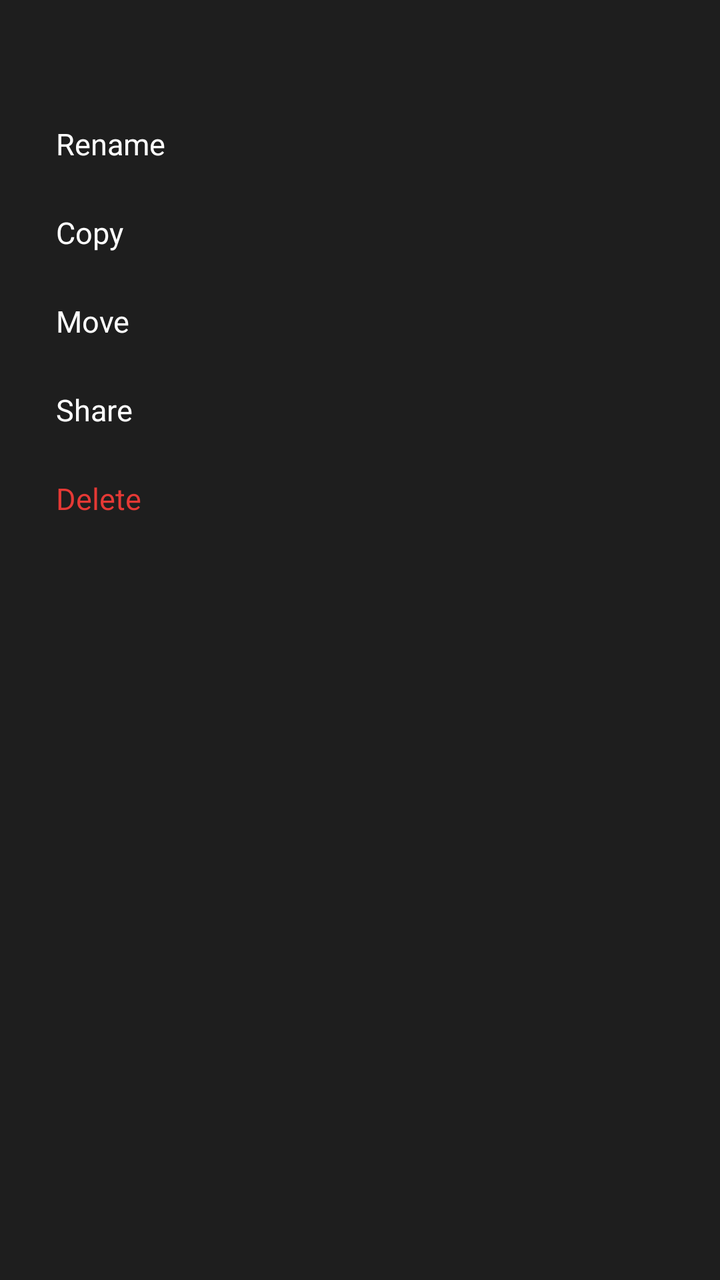
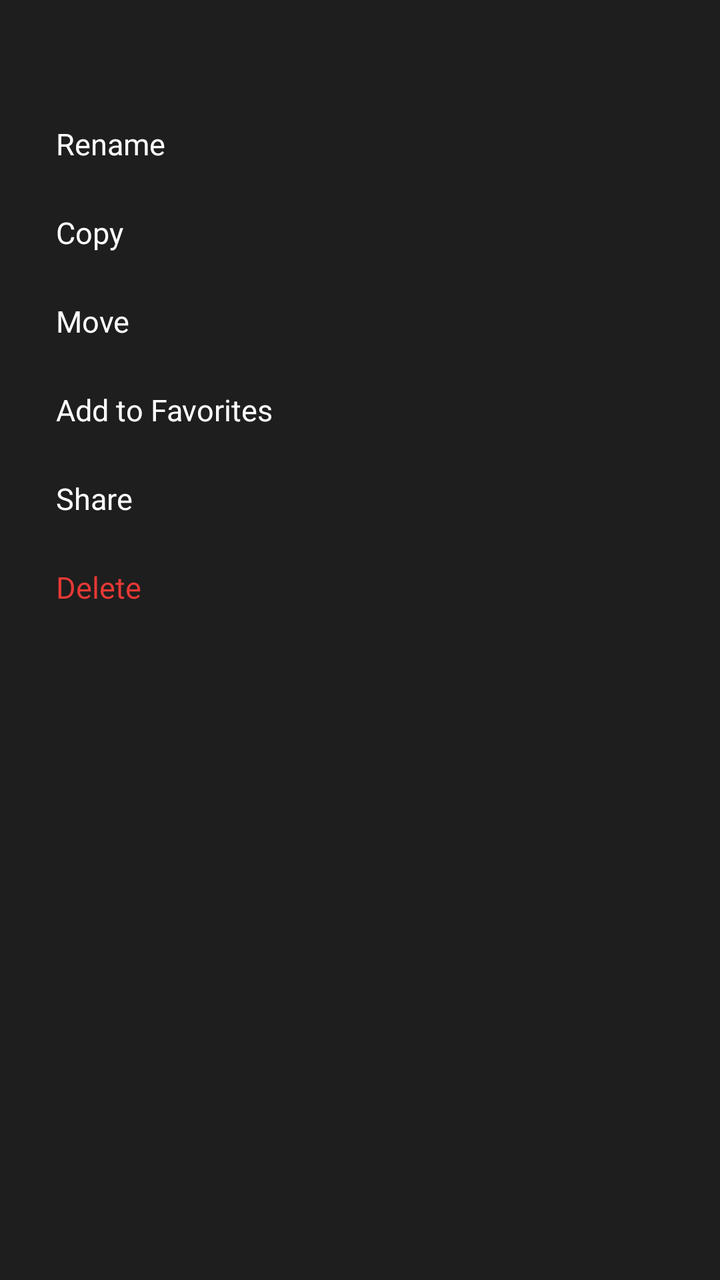

Before-and-after screenshots of an Android layout around one commit, followed by the original layout XML and the change that was made.
<!-- AndroidManifest.xml: application theme Theme.FileVault -->
<!-- res/layout/dialog_file_actions.xml -->
<?xml version="1.0" encoding="utf-8"?>
<LinearLayout xmlns:android="http://schemas.android.com/apk/res/android"
    android:layout_width="match_parent"
    android:layout_height="wrap_content"
    android:orientation="vertical"
    android:background="@color/card_dark"
    android:padding="16dp">

    <TextView
        android:id="@+id/actionFileName"
        android:layout_width="match_parent"
        android:layout_height="wrap_content"
        android:textColor="#FFFFFF"
        android:textSize="16sp"
        android:textStyle="bold"
        android:paddingBottom="12dp"
        android:maxLines="1"
        android:ellipsize="middle" />

    <TextView
        android:id="@+id/actionRename"
        android:layout_width="match_parent"
        android:layout_height="wrap_content"
        android:text="Rename"
        android:textColor="#FFFFFF"
        android:textSize="15sp"
        android:padding="12dp" />

    <TextView
        android:id="@+id/actionCopy"
        android:layout_width="match_parent"
        android:layout_height="wrap_content"
        android:text="Copy"
        android:textColor="#FFFFFF"
        android:textSize="15sp"
        android:padding="12dp" />

    <TextView
        android:id="@+id/actionMove"
        android:layout_width="match_parent"
        android:layout_height="wrap_content"
        android:text="Move"
        android:textColor="#FFFFFF"
        android:textSize="15sp"
        android:padding="12dp" />

    <TextView
        android:id="@+id/actionShare"
        android:layout_width="match_parent"
        android:layout_height="wrap_content"
        android:text="Share"
        android:textColor="#FFFFFF"
        android:textSize="15sp"
        android:padding="12dp" />

    <TextView
        android:id="@+id/actionDelete"
        android:layout_width="match_parent"
        android:layout_height="wrap_content"
        android:text="Delete"
        android:textColor="#E53935"
        android:textSize="15sp"
        android:padding="12dp" />

</LinearLayout>
<!-- resources referenced by this layout -->
<resources>
  <color name="card_dark">#1E1E1E</color>
  <style name="Theme.FileVault" parent="Theme.MaterialComponents.DayNight.NoActionBar">
          <item name="colorPrimary">#1E88E5</item>
          <item name="colorPrimaryDark">#1565C0</item>
          <item name="colorAccent">#42A5F5</item>
      </style>
</resources>

<!-- the commit's change to res/layout/dialog_file_actions.xml (unified diff, before → after) -->
@@ -45,6 +45,15 @@
         android:padding="12dp" />
 
     <TextView
+        android:id="@+id/actionFavorite"
+        android:layout_width="match_parent"
+        android:layout_height="wrap_content"
+        android:text="Add to Favorites"
+        android:textColor="#FFFFFF"
+        android:textSize="15sp"
+        android:padding="12dp" />
+
+    <TextView
         android:id="@+id/actionShare"
         android:layout_width="match_parent"
         android:layout_height="wrap_content"
